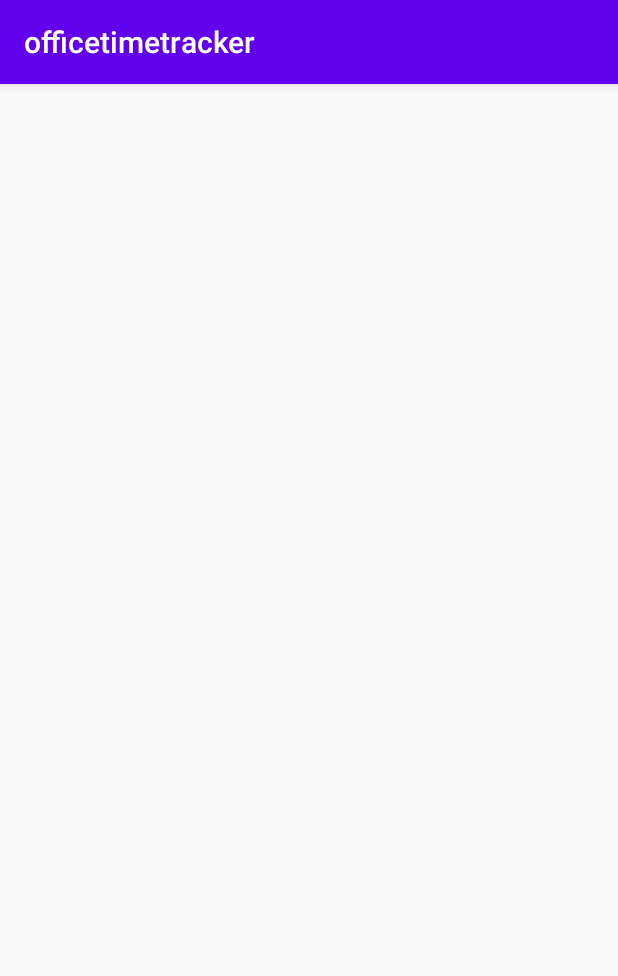
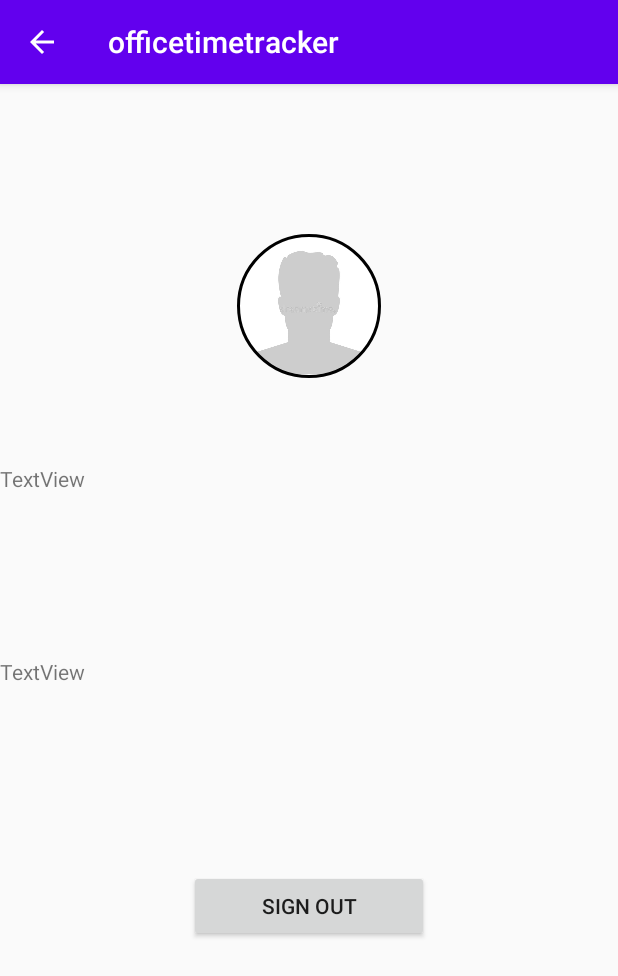
Before and after one commit to MariusRA/fool, an Android app: the MainActivity screen opened directly, with no data from a screen before it, after a tap on "PROFILE", on a phone screen of 412 x 824 dp. Shown: the top 976 px of the screen. Run offline under Robolectric (Android 15) with nearby library versions, the phone set to English and light mode, and no system bars; our stand-ins replace CircleImageView.

Commit message:
User profile layout

```diff
--- a/app/front_end/OTTOfficeTimeTracker/app/build.gradle
+++ b/app/front_end/OTTOfficeTimeTracker/app/build.gradle
@@ -33,4 +33,6 @@ dependencies {
     testImplementation 'junit:junit:4.12'
     androidTestImplementation 'androidx.test.ext:junit:1.1.1'
     androidTestImplementation 'androidx.test.espresso:espresso-core:3.2.0'
+
+    implementation 'de.hdodenhof:circleimageview:3.1.0'
 }
--- a/app/front_end/OTTOfficeTimeTracker/app/src/main/java/com/example/officetimetracker/MainActivity.java
+++ b/app/front_end/OTTOfficeTimeTracker/app/src/main/java/com/example/officetimetracker/MainActivity.java
@@ -9,22 +9,21 @@ import android.widget.Button;
 
 public class MainActivity extends AppCompatActivity {
 
-    Button profile,projects,reports,signOut,newSession;
+    Button profile, projects, reports, newSession;
 
     @Override
     protected void onCreate(Bundle savedInstanceState) {
         super.onCreate(savedInstanceState);
         setContentView(R.layout.activity_main);
-        profile=findViewById(R.id.btnProfile);
-        projects=findViewById(R.id.btnProjects);
-        reports=findViewById(R.id.btnReports);
-        signOut=findViewById(R.id.btnSignOut);
-        newSession=findViewById(R.id.btnNewSession);
+        profile = findViewById(R.id.btnProfile);
+        projects = findViewById(R.id.btnProjects);
+        reports = findViewById(R.id.btnReports);
+        newSession = findViewById(R.id.btnNewSession);
 
         profile.setOnClickListener(new View.OnClickListener() {
             @Override
             public void onClick(View v) {
-                Intent intent=new Intent(getApplicationContext(),ProfileActivity.class);
+                Intent intent = new Intent(getApplicationContext(), ProfileActivity.class);
                 startActivity(intent);
             }
         });
@@ -32,7 +31,7 @@ public class MainActivity extends AppCompatActivity {
         projects.setOnClickListener(new View.OnClickListener() {
             @Override
             public void onClick(View v) {
-                Intent intent=new Intent(getApplicationContext(),ProjectsActivity.class);
+                Intent intent = new Intent(getApplicationContext(), ProjectsActivity.class);
                 startActivity(intent);
             }
         });
@@ -40,7 +39,7 @@ public class MainActivity extends AppCompatActivity {
         reports.setOnClickListener(new View.OnClickListener() {
             @Override
             public void onClick(View v) {
-                Intent intent=new Intent(getApplicationContext(),ReportsActivity.class);
+                Intent intent = new Intent(getApplicationContext(), ReportsActivity.class);
                 startActivity(intent);
             }
         });
@@ -48,18 +47,11 @@ public class MainActivity extends AppCompatActivity {
         newSession.setOnClickListener(new View.OnClickListener() {
             @Override
             public void onClick(View v) {
-                Intent intent=new Intent(getApplicationContext(),NewSessionActivity.class);
+                Intent intent = new Intent(getApplicationContext(), NewSessionActivity.class);
                 startActivity(intent);
             }
         });
 
-        signOut.setOnClickListener(new View.OnClickListener() {
-            @Override
-            public void onClick(View v) {
-                Intent intent=new Intent(getApplicationContext(),LoginActivity.class);
-                startActivity(intent);
-            }
-        });
     }
 
 
--- a/app/front_end/OTTOfficeTimeTracker/app/src/main/java/com/example/officetimetracker/ProfileActivity.java
+++ b/app/front_end/OTTOfficeTimeTracker/app/src/main/java/com/example/officetimetracker/ProfileActivity.java
@@ -2,13 +2,28 @@ package com.example.officetimetracker;
 
 import androidx.appcompat.app.AppCompatActivity;
 
+import android.content.Intent;
 import android.os.Bundle;
+import android.view.View;
+import android.widget.Button;
 
 public class ProfileActivity extends AppCompatActivity {
 
+    Button signOut;
     @Override
     protected void onCreate(Bundle savedInstanceState) {
         super.onCreate(savedInstanceState);
         setContentView(R.layout.activity_profile);
+
+        signOut= findViewById(R.id.btnSignOut);
+
+        signOut.setOnClickListener(new View.OnClickListener() {
+            @Override
+            public void onClick(View v) {
+                Intent intent=new Intent(getApplicationContext(),LoginActivity.class);
+                startActivity(intent);
+            }
+        });
     }
+
 }
--- a/app/front_end/OTTOfficeTimeTracker/app/src/main/res/layout/activity_profile.xml
+++ b/app/front_end/OTTOfficeTimeTracker/app/src/main/res/layout/activity_profile.xml
@@ -6,4 +6,52 @@
     android:layout_height="match_parent"
     tools:context=".ProfileActivity">
 
+    <Button
+        android:id="@+id/btnSignOut"
+        android:layout_width="160dp"
+        android:layout_height="wrap_content"
+        android:layout_marginBottom="196dp"
+        android:text="@string/btnSignOut"
+        app:layout_constraintBottom_toBottomOf="parent"
+        app:layout_constraintEnd_toEndOf="parent"
+        app:layout_constraintStart_toStartOf="parent" />
+
+    <de.hdodenhof.circleimageview.CircleImageView
+        android:id="@+id/profile"
+        android:layout_width="96dp"
+        android:layout_height="96dp"
+        android:layout_marginTop="100dp"
+        android:src="@drawable/profile"
+        app:civ_border_color="#FF000000"
+        app:civ_border_width="2dp"
+        app:layout_constraintEnd_toEndOf="parent"
+        app:layout_constraintStart_toStartOf="parent"
+        app:layout_constraintTop_toTopOf="parent" />
+
+    <TextView
+        android:id="@+id/tName"
+        android:layout_width="0dp"
+        android:layout_height="45dp"
+        android:layout_marginTop="84dp"
+        android:layout_marginBottom="45dp"
+        android:text="TextView"
+        app:layout_constraintBottom_toTopOf="@+id/tEmail"
+        app:layout_constraintEnd_toEndOf="parent"
+        app:layout_constraintHorizontal_bias="0.0"
+        app:layout_constraintStart_toStartOf="parent"
+        app:layout_constraintTop_toBottomOf="@+id/profile"
+        app:layout_constraintVertical_bias="0.865" />
+
+    <TextView
+        android:id="@+id/tEmail"
+        android:layout_width="0dp"
+        android:layout_height="45dp"
+        android:layout_marginTop="38dp"
+        android:layout_marginBottom="124dp"
+        android:text="TextView"
+        app:layout_constraintBottom_toTopOf="@+id/btnSignOut"
+        app:layout_constraintEnd_toEndOf="parent"
+        app:layout_constraintStart_toStartOf="parent"
+        app:layout_constraintTop_toBottomOf="@+id/tName" />
+
 </androidx.constraintlayout.widget.ConstraintLayout>
```
Also changed, not shown: app/front_end/OTTOfficeTimeTracker/app/src/main/AndroidManifest.xml (+12 -4 lines), app/front_end/OTTOfficeTimeTracker/app/src/main/res/layout/activity_main.xml (+0 -9 lines), app/front_end/OTTOfficeTimeTracker/app/src/main/res/drawable/profile.jpg (added).
